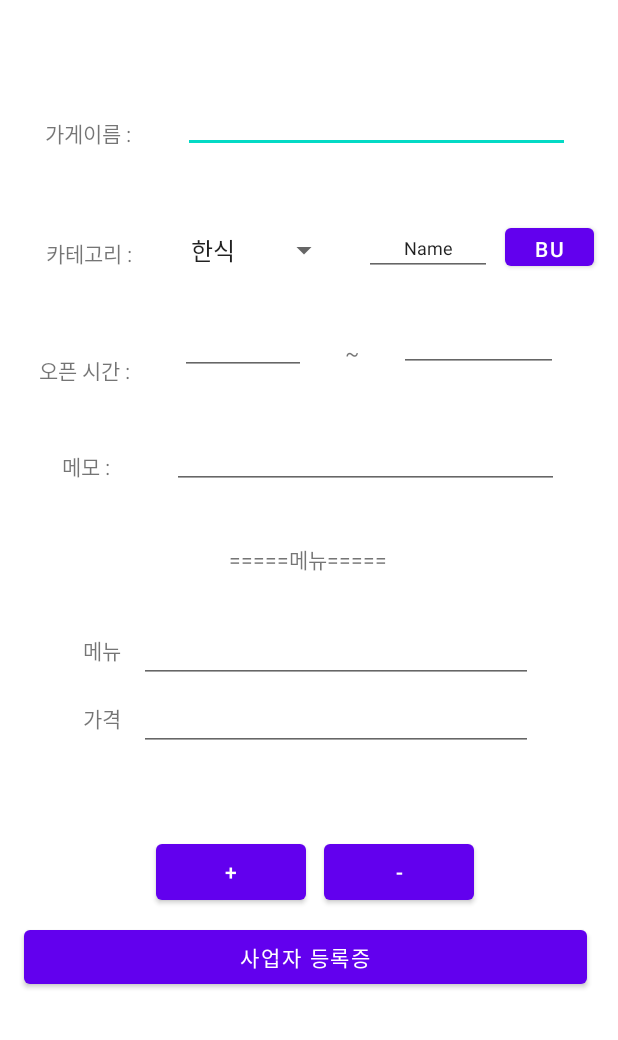
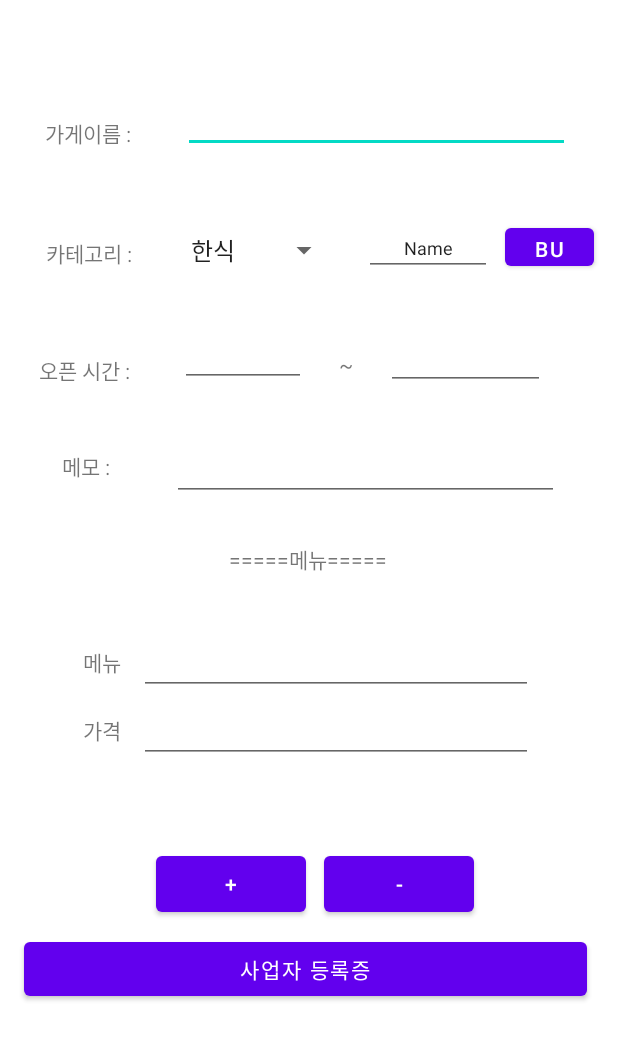
Before and after one commit to Ju-eun/foodinfo, an Android app: the fragment SignFragment shown on its own in the app's theme, on a phone screen of 412 x 824 dp. Shown: the top 1040 px of the screen. Run offline under Robolectric (Android 15) with nearby library versions, the phone set to English and light mode, and no system bars.

Commit message:
20_11_19
퇴근!

```diff
--- a/foodinfo/app/src/main/java/com/project/foodinfo/Sign/oper.java
+++ b/foodinfo/app/src/main/java/com/project/foodinfo/Sign/OperActivity.java
@@ -14,7 +14,7 @@ import android.widget.ImageView;
 import com.project.foodinfo.R;
 
 
-public class oper extends AppCompatActivity {
+public class OperActivity extends AppCompatActivity {
 
    private final int GET_GALLERY_IMAGE = 200;
    public ImageView imageview;
--- a/foodinfo/app/src/main/java/com/project/foodinfo/Sign/SignFragment.java
+++ b/foodinfo/app/src/main/java/com/project/foodinfo/Sign/SignFragment.java
@@ -1,5 +1,7 @@
 package com.project.foodinfo.Sign;
 
+import android.content.Context;
+import android.content.Intent;
 import android.os.Bundle;
 import android.view.LayoutInflater;
 import android.view.View;
@@ -8,9 +10,8 @@ import android.widget.AdapterView;
 import android.widget.ArrayAdapter;
 import android.widget.Button;
 import android.widget.ListView;
-import android.widget.RelativeLayout;
-import android.widget.ScrollView;
 import android.widget.Spinner;
+import android.widget.TextView;
 import android.widget.Toast;
 
 import androidx.annotation.NonNull;
@@ -19,16 +20,21 @@ import androidx.fragment.app.Fragment;
 
 import com.project.foodinfo.R;
 
-import java.util.ArrayList;
-
 public class SignFragment extends Fragment {
     Spinner spinner;
     Button btn_sign_menu_plus;
     Button btn_sign_menu_minus;
+    Button btn_oper_picture;
     ListView lv_sign_menu;
     MenuAdapter menuAdapter;
 
+    TextView sign_frag_storename;
+    TextView sign_frag_category;
+    TextView sign_frag_et_firstopen;
+    TextView sign_frag_et_close;
+    TextView sign_frag_memo;
 
+    Context context;
 
 
 
@@ -41,10 +47,22 @@ public class SignFragment extends Fragment {
     @Override
     public View onCreateView(@NonNull LayoutInflater inflater, @Nullable ViewGroup container, @Nullable Bundle savedInstanceState) {
         View view = inflater.inflate(R.layout.fragment_sign, container, false);
+        context = container.getContext();
         spinner = view.findViewById(R.id.sign_frag_spinner_categori);
         lv_sign_menu = view.findViewById(R.id.sign_frag_lv_menulist);
         btn_sign_menu_plus = view.findViewById(R.id.sign_frag_btn_plus);
         btn_sign_menu_minus = view.findViewById(R.id.sign_frag_btn_minus);
+        btn_oper_picture = view.findViewById(R.id.sign_frag_btn_picture);
+
+        sign_frag_storename = view.findViewById(R.id.sign_frag_storename);
+        sign_frag_et_firstopen = view.findViewById(R.id.sign_frag_et_firstopen);
+        sign_frag_category = view.findViewById(R.id.sign_frag_category);
+        sign_frag_et_close = view.findViewById(R.id.sign_frag_et_close);
+        sign_frag_memo = view.findViewById(R.id.sign_frag_memo);
+
+
+        sign_frag_et_firstopen = view.findViewById(R.id.sign_frag_et_firstopen);
+
 
         ArrayAdapter<String> adapter = new ArrayAdapter<String>(
                 getActivity(),
@@ -54,7 +72,7 @@ public class SignFragment extends Fragment {
         spinner.setOnItemSelectedListener(new AdapterView.OnItemSelectedListener(){
             @Override
             public void onItemSelected(AdapterView<?> parent, View view, int position, long id) {
-                Toast.makeText(getActivity(),"선택된 아이템 :" +names[position], Toast.LENGTH_SHORT).show();
+//                Toast.makeText(getActivity(),"선택된 아이템 :" +names[position], Toast.LENGTH_SHORT).show();
 
             }
 
@@ -62,25 +80,22 @@ public class SignFragment extends Fragment {
             public void onNothingSelected(AdapterView<?> parent) {
             }
         });
-
-
-
-
         menuAdapter = new MenuAdapter();
-
         menuAdapter.addItem("","");
 
-
-
         lv_sign_menu.setAdapter(menuAdapter);
-
-
 
         btn_sign_menu_plus.setOnClickListener(mListener);
         btn_sign_menu_minus.setOnClickListener(mListener);
 
+        btn_oper_picture.setOnClickListener(new View.OnClickListener() {
+            @Override
+            public void onClick(View v) {
+                Intent intent = new Intent(context, OperActivity.class);
+                startActivity(intent);
+            }
+        });
         return view;
-
     }
 
     View.OnClickListener mListener = new View.OnClickListener() {
@@ -121,7 +136,6 @@ public class SignFragment extends Fragment {
 
                 params.height = totalHeight;
 
-
                 lv_sign_menu.setLayoutParams(params);
                 lv_sign_menu.requestLayout();
 
@@ -130,5 +144,14 @@ public class SignFragment extends Fragment {
         }
     };
 
+    public void getFragmentValue(){
+        String storename = sign_frag_storename.getText().toString();
+        String category = sign_frag_category.getText().toString();
+        String firstopen = sign_frag_et_firstopen.getText().toString();
+        String close = sign_frag_et_close.getText().toString();
+        String memo = sign_frag_memo.getText().toString();
 
+
+        ((SignActivity)getActivity()).setFragmentValue(storename, category, firstopen, close, memo);
+    }
 }
--- a/foodinfo/app/src/main/res/layout/activity_oper.xml
+++ b/foodinfo/app/src/main/res/layout/activity_oper.xml
@@ -5,7 +5,7 @@
     android:layout_width="match_parent"
     android:layout_height="match_parent"
     android:orientation="vertical"
-    tools:context=".Sign.oper">
+    tools:context=".Sign.OperActivity">
 
     <Button
         android:id="@+id/btn_oper_image"
--- a/foodinfo/app/src/main/res/layout/fragment_sign.xml
+++ b/foodinfo/app/src/main/res/layout/fragment_sign.xml
@@ -153,9 +153,9 @@
         android:id="@+id/sign_frag_optime_"
         android:layout_width="37dp"
         android:layout_height="30dp"
-        android:layout_marginStart="12dp"
-        android:layout_marginLeft="12dp"
-        android:layout_marginTop="36dp"
+        android:layout_marginStart="8dp"
+        android:layout_marginLeft="8dp"
+        android:layout_marginTop="44dp"
         android:gravity="center"
         android:text="~"
         app:layout_constraintStart_toEndOf="@+id/sign_frag_et_firstopen"
@@ -165,11 +165,11 @@
         android:id="@+id/sign_frag_et_close"
         android:layout_width="106dp"
         android:layout_height="28dp"
-        android:layout_marginTop="36dp"
+        android:layout_marginTop="48dp"
         android:ems="10"
         android:inputType="time"
         app:layout_constraintEnd_toEndOf="parent"
-        app:layout_constraintHorizontal_bias="0.235"
+        app:layout_constraintHorizontal_bias="0.145"
         app:layout_constraintStart_toEndOf="@+id/sign_frag_optime_"
         app:layout_constraintTop_toBottomOf="@+id/sign_frag_et_categori" />
 
@@ -179,7 +179,7 @@
         android:layout_height="26dp"
         android:layout_marginStart="20dp"
         android:layout_marginLeft="20dp"
-        android:layout_marginTop="44dp"
+        android:layout_marginTop="52dp"
         android:ems="10"
         android:inputType="time"
         app:layout_constraintStart_toEndOf="@+id/sign_frag_opentime"
```
Also changed, not shown: foodinfo/app/src/main/AndroidManifest.xml (+5 -5 lines), foodinfo/app/src/main/java/com/project/foodinfo/MemInfo.java (+78 -2 lines), foodinfo/app/src/main/java/com/project/foodinfo/Sign/SignActivity.java (+87 -51 lines), foodinfo/app/src/main/res/layout/activity_login.xml (+8 -15 lines).
